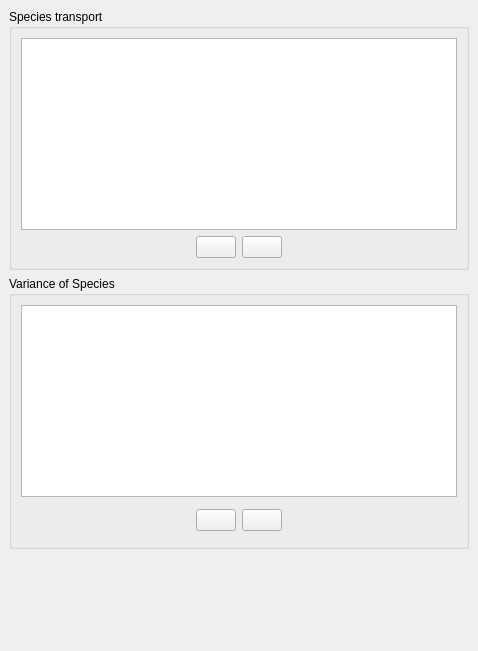
Qt form gui/Pages/DefineUserScalarsForm.ui (code-saturne/code_saturne) before a commit.
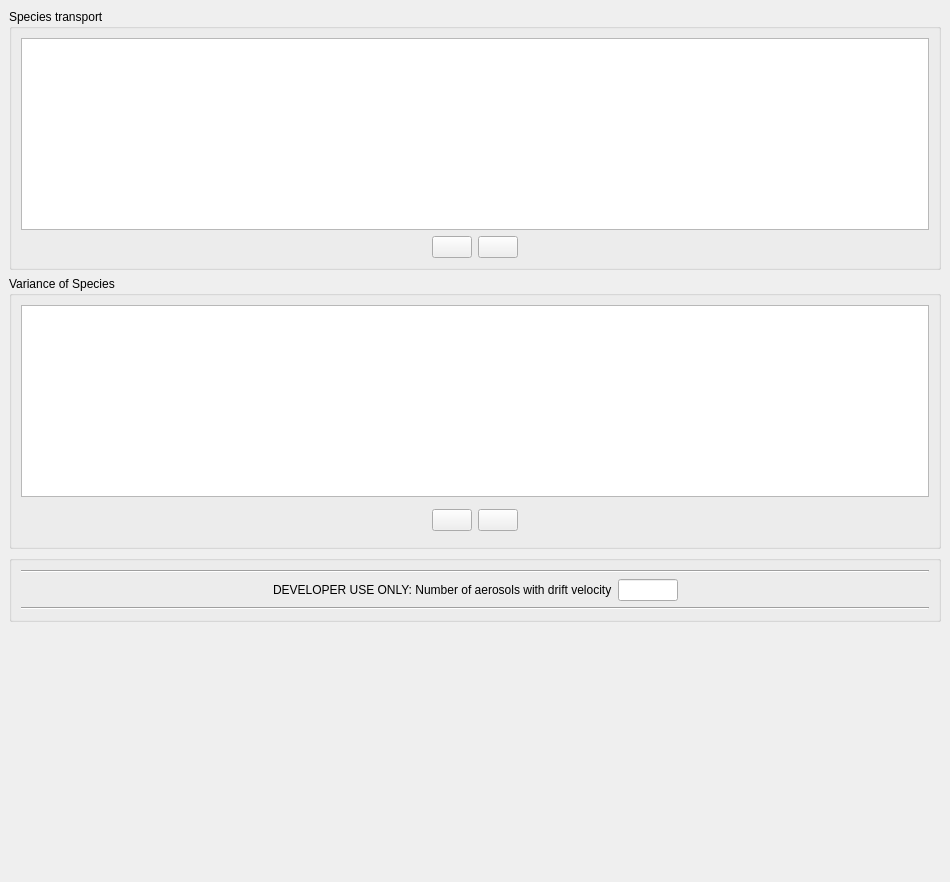
The same form after that commit. Icons and pictures are not drawn.

Commit message: First stage of the implementation of the diffusion-inertia model of aerosol deposition. Still under development in this revision.

```diff
--- a/gui/Pages/DefineUserScalarsForm.ui
+++ b/gui/Pages/DefineUserScalarsForm.ui
@@ -1,12 +1,12 @@
 <ui version="4.0" >
  <class>DefineUserScalarsForm</class>
- <widget class="QWidget" name="DefineUserScalarsForm" >
-  <property name="geometry" >
+ <widget class="QWidget" name="DefineUserScalarsForm">
+  <property name="geometry">
    <rect>
     <x>0</x>
     <y>0</y>
-    <width>478</width>
-    <height>651</height>
+    <width>950</width>
+    <height>882</height>
    </rect>
   </property>
   <property name="windowTitle" >
@@ -31,14 +31,14 @@
       <property name="spacing" >
        <number>6</number>
       </property>
-      <item row="1" column="0" >
-       <layout class="QHBoxLayout" >
-        <property name="margin" >
-         <number>0</number>
-        </property>
-        <property name="spacing" >
+      <item row="1" column="0">
+       <layout class="QHBoxLayout">
+        <property name="spacing">
          <number>6</number>
         </property>
+        <property name="margin">
+         <number>0</number>
+        </property>
         <item>
          <spacer>
           <property name="orientation" >
@@ -53,13 +53,13 @@
          </spacer>
         </item>
         <item>
-         <layout class="QHBoxLayout" >
-          <property name="margin" >
-           <number>0</number>
-          </property>
-          <property name="spacing" >
+         <layout class="QHBoxLayout">
+          <property name="spacing">
            <number>6</number>
           </property>
+          <property name="margin">
+           <number>0</number>
+          </property>
           <item>
            <widget class="QPushButton" name="pushButtonVarNew" >
             <property name="text" >
@@ -128,14 +128,14 @@
       <property name="spacing" >
        <number>6</number>
       </property>
-      <item row="1" column="0" >
-       <layout class="QHBoxLayout" >
-        <property name="margin" >
-         <number>0</number>
-        </property>
-        <property name="spacing" >
+      <item row="1" column="0">
+       <layout class="QHBoxLayout">
+        <property name="spacing">
          <number>6</number>
         </property>
+        <property name="margin">
+         <number>0</number>
+        </property>
         <item>
          <spacer>
           <property name="orientation" >
@@ -150,13 +150,13 @@
          </spacer>
         </item>
         <item>
-         <layout class="QHBoxLayout" >
-          <property name="margin" >
-           <number>0</number>
-          </property>
-          <property name="spacing" >
+         <layout class="QHBoxLayout">
+          <property name="spacing">
            <number>6</number>
           </property>
+          <property name="margin">
+           <number>0</number>
+          </property>
           <item>
            <widget class="QPushButton" name="pushButtonNew" >
             <property name="text" >
@@ -213,7 +213,7 @@
      </layout>
     </widget>
    </item>
-   <item row="3" column="0" >
+   <item row="4" column="0">
     <spacer>
      <property name="orientation" >
       <enum>Qt::Vertical</enum>
@@ -226,6 +226,92 @@
      </property>
     </spacer>
    </item>
+   <item row="3" column="0">
+    <widget class="QGroupBox" name="groupBox">
+     <property name="title">
+      <string/>
+     </property>
+     <layout class="QGridLayout" name="_2">
+      <item row="0" column="0">
+       <widget class="Line" name="line">
+        <property name="orientation">
+         <enum>Qt::Horizontal</enum>
+        </property>
+       </widget>
+      </item>
+      <item row="1" column="0">
+       <layout class="QHBoxLayout" name="_5">
+        <item>
+         <spacer>
+          <property name="orientation">
+           <enum>Qt::Horizontal</enum>
+          </property>
+          <property name="sizeHint" stdset="0">
+           <size>
+            <width>16</width>
+            <height>16</height>
+           </size>
+          </property>
+         </spacer>
+        </item>
+        <item>
+         <layout class="QGridLayout" name="_6">
+          <item row="0" column="0">
+           <widget class="QLabel" name="label_4">
+            <property name="toolTip">
+             <string>Code_Saturne key word: NSCADR</string>
+            </property>
+            <property name="statusTip">
+             <string>Number of class of aerosols with a drift velocity</string>
+            </property>
+            <property name="text">
+             <string>DEVELOPER USE ONLY: Number of aerosols with drift velocity</string>
+            </property>
+           </widget>
+          </item>
+          <item row="0" column="1">
+           <widget class="QLineEdit" name="lineEditNSCADR">
+            <property name="maximumSize">
+             <size>
+              <width>60</width>
+              <height>16777215</height>
+             </size>
+            </property>
+            <property name="toolTip">
+             <string>Code_Saturne key word: NSCADR</string>
+            </property>
+            <property name="statusTip">
+             <string>DEVELOPER USE ONLY: Number of class of aerosols with a drift velocity </string>
+            </property>
+           </widget>
+          </item>
+         </layout>
+        </item>
+        <item>
+         <spacer>
+          <property name="orientation">
+           <enum>Qt::Horizontal</enum>
+          </property>
+          <property name="sizeHint" stdset="0">
+           <size>
+            <width>16</width>
+            <height>16</height>
+           </size>
+          </property>
+         </spacer>
+        </item>
+       </layout>
+      </item>
+      <item row="2" column="0">
+       <widget class="Line" name="lineIPTLRO">
+        <property name="orientation">
+         <enum>Qt::Horizontal</enum>
+        </property>
+       </widget>
+      </item>
+     </layout>
+    </widget>
+   </item>
   </layout>
  </widget>
  <resources>
```
Left out of the diff: 117 changed lines with no effect on the pictures. The commit also changes 26 other files.
